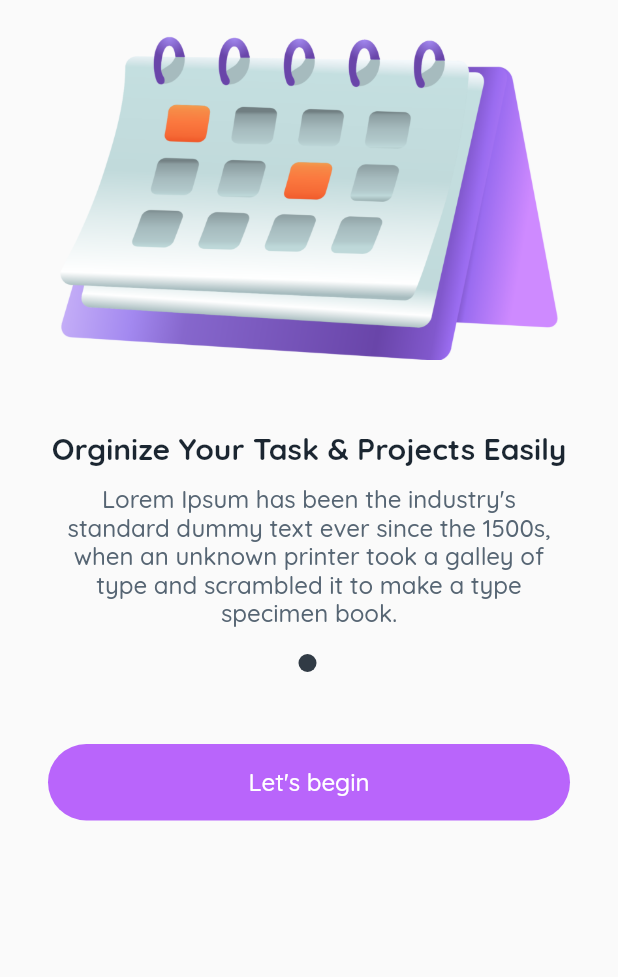
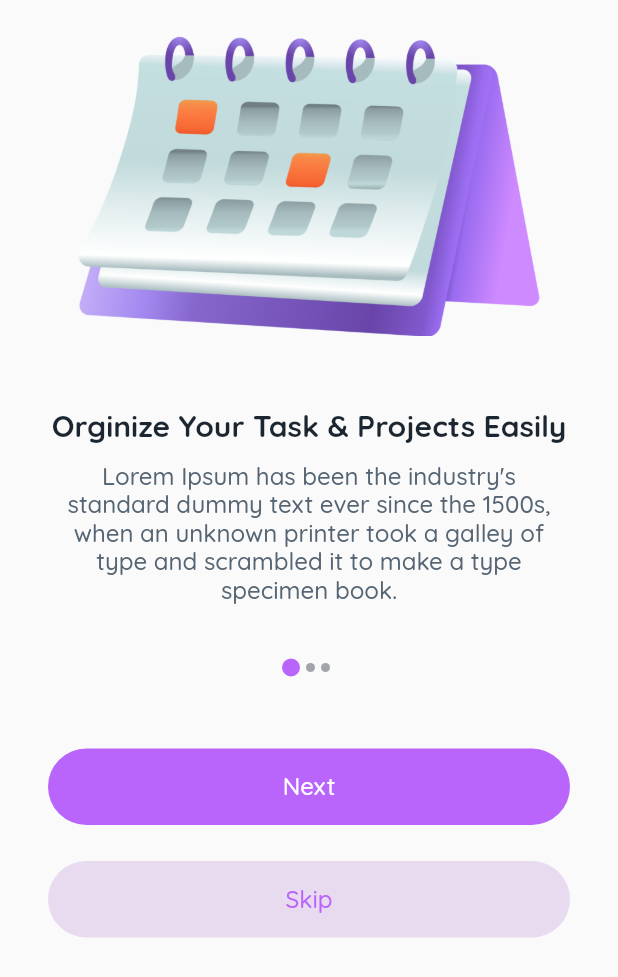
Before and after one commit to binhphancreator/sunday, a Flutter app: the screen it shows after launch, on a phone screen of 412 x 824 dp. Shown: the top 977 px of the screen. Run offline on Flutter 3.47's test engine with Material 2 defaults, Android fonts, the light colour scheme and no system bars; drawn by our look-alikes of carousel_slider; our stand-ins replace flutter_svg, shared_preferences; missing offline and left inert: shared_preferences_web.

Commit message:
refactor intro page

```diff
--- a/lib/config/themes/app_colors.dart
+++ b/lib/config/themes/app_colors.dart
@@ -9,6 +9,7 @@ class AppColors {
   static const menuBgColor = Color(0xFFFFFFFF);
   static const bgColor = Color(0xFFF5F4F6);
   static const primaryColor = Color(0xFFb965fb);
+  static const lightPrimaryColor = Color(0xFFE8DAEF);
   static const secondaryColor = Color(0xFF69e42e);
   static const menuInactiveColor = Color(0xFF424949);
   static const primaryBoxShadowColor = Color.fromARGB(30, 17, 12, 46);
--- a/lib/config/themes/app_text_styles.dart
+++ b/lib/config/themes/app_text_styles.dart
@@ -31,4 +31,12 @@ class AppTextStyles {
     fontFamily: 'Quicksand',
     height: 1.2,
   );
+
+  static const mainNormalTextBtn = TextStyle(
+    fontSize: 16,
+    fontWeight: FontWeight.w500,
+    color: AppColors.primaryColor,
+    fontFamily: 'Quicksand',
+    height: 1.2,
+  );
 }
--- a/lib/l10n/intl_en.arb
+++ b/lib/l10n/intl_en.arb
@@ -2,5 +2,6 @@
     "intro_slide_1": "Orginize Your Task & Projects Easily",
     "bl_intro_slide_1": "Lorem Ipsum has been the industry's standard dummy text ever since the 1500s, when an unknown printer took a galley of type and scrambled it to make a type specimen book.",
     "next" : "Next",
-    "let_begin": "Let's begin"
+    "let_begin": "Let's begin",
+    "skip": "Skip"
 }
--- a/lib/pages/intro_page.dart
+++ b/lib/pages/intro_page.dart
@@ -1,8 +1,6 @@
-import 'package:carousel_slider/carousel_slider.dart';
 import 'package:flutter/material.dart';
 import 'package:sunday/config/themes/app_text_styles.dart';
 import 'package:sunday/generated/l10n.dart';
-import 'package:sunday/widgets/intro_carosel_widget.dart';
 import 'package:sunday/routes/routes.dart';
 import 'package:shared_preferences/shared_preferences.dart';
 import 'package:sunday/config/constants/app_prefs.dart';
@@ -18,21 +16,96 @@ class IntroPage extends StatefulWidget {
 }
 
 class _IntroPageState extends State<IntroPage> {
-  CarouselController controller = CarouselController();
+  final int _indexCurrent = 0;
+  final int _lengthIntro = 3;
 
   @override
   Widget build(BuildContext context) {
+    var listIndicator = List<int>.generate(_lengthIntro, (i) => i + 1);
+
     return Scaffold(
       body: SafeArea(
+        child: SingleChildScrollView(
+          scrollDirection: Axis.vertical,
           child: Column(
             crossAxisAlignment: CrossAxisAlignment.center,
             children: [
               SizedBox(
                 height: 24,
               ),
-            IntroCaroselWidget(),
+              Padding(
+                padding: const EdgeInsets.only(left: 32.0, right: 32.0),
+                child: Column(crossAxisAlignment: CrossAxisAlignment.center, children: [
+                  Image.asset(
+                    'assets/images/desk-calendar.png',
+                    height: 200,
+                    fit: BoxFit.contain,
+                    alignment: Alignment.center,
+                  ),
                   SizedBox(
                     height: 48,
+                  ),
+                  Text(
+                    S.of(context).intro_slide_1,
+                    style: AppTextStyles.bigIntro,
+                    textAlign: TextAlign.center,
+                  ),
+                  SizedBox(
+                    height: 12,
+                  ),
+                  Text(
+                    S.of(context).bl_intro_slide_1,
+                    style: AppTextStyles.bigIntro2,
+                    textAlign: TextAlign.center,
+                  ),
+                ]),
+              ),
+              SizedBox(
+                height: 36,
+              ),
+              Padding(
+                padding: EdgeInsets.only(left: 32.0, right: 32),
+                child: Row(
+                  mainAxisAlignment: MainAxisAlignment.center,
+                  children: [
+                    Row(
+                      mainAxisAlignment: MainAxisAlignment.start,
+                      children: listIndicator.asMap().entries.map((entry) {
+                        return GestureDetector(
+                          onTap: () {},
+                          child: Container(
+                            width: _indexCurrent == entry.key ? 12 : 6,
+                            height: _indexCurrent == entry.key ? 12 : 6,
+                            margin: EdgeInsets.only(right: 4),
+                            decoration: BoxDecoration(shape: BoxShape.circle, color: _indexCurrent == entry.key ? AppColors.primaryColor : AppColors.primaryBtnColor.withOpacity(.4)),
+                          ),
+                        );
+                      }).toList(),
+                    ),
+                  ],
+                ),
+              ),
+              SizedBox(
+                height: 48,
+              ),
+              GestureDetector(
+                onTap: () {},
+                child: Container(
+                  decoration: BoxDecoration(
+                    borderRadius: BorderRadius.circular(32.0),
+                    color: AppColors.primaryColor,
+                  ),
+                  width: MediaQuery.of(context).size.width - 64,
+                  padding: const EdgeInsets.symmetric(horizontal: 12, vertical: 16),
+                  child: Text(
+                    S.of(context).next,
+                    style: AppTextStyles.primaryNormalTextBtn,
+                    textAlign: TextAlign.center,
+                  ),
+                ),
+              ),
+              SizedBox(
+                height: 24,
               ),
               GestureDetector(
                 onTap: () {
@@ -42,18 +115,19 @@ class _IntroPageState extends State<IntroPage> {
                 child: Container(
                   decoration: BoxDecoration(
                     borderRadius: BorderRadius.circular(32.0),
-                  color: AppColors.primaryColor,
+                    color: AppColors.lightPrimaryColor,
                   ),
                   width: MediaQuery.of(context).size.width - 64,
                   padding: const EdgeInsets.symmetric(horizontal: 12, vertical: 16),
                   child: Text(
-                  S.of(context).let_begin,
-                  style: AppTextStyles.primaryNormalTextBtn,
+                    S.of(context).skip,
+                    style: AppTextStyles.mainNormalTextBtn,
                     textAlign: TextAlign.center,
                   ),
                 ),
-            )
+              ),
             ],
+          ),
         ),
       ),
     );
--- a/lib/widgets/intro_carosel_widget.dart
+++ /dev/null
@@ -1,94 +0,0 @@
-import 'package:flutter/material.dart';
-import 'package:sunday/config/themes/app_colors.dart';
-import 'package:sunday/generated/l10n.dart';
-import 'package:carousel_slider/carousel_slider.dart';
-import '../config/themes/app_text_styles.dart';
-
-class IntroCaroselWidget extends StatefulWidget {
-  const IntroCaroselWidget({super.key});
-
-  @override
-  State<IntroCaroselWidget> createState() => _IntroCaroselWidgetState();
-}
-
-class _IntroCaroselWidgetState extends State<IntroCaroselWidget> {
-  int _indexCurrent = 0;
-  final CarouselController controller = CarouselController();
-
-  @override
-  Widget build(BuildContext context) {
-    final List<Widget> carouselItems = [
-      Padding(
-        padding: const EdgeInsets.only(left: 32.0, right: 32.0),
-        child: Column(crossAxisAlignment: CrossAxisAlignment.center, children: [
-          Image.asset(
-            'assets/images/desk-calendar.png',
-            width: MediaQuery.of(context).size.width - 80,
-            fit: BoxFit.contain,
-            alignment: Alignment.center,
-          ),
-          SizedBox(
-            height: 48,
-          ),
-          Text(
-            S.of(context).intro_slide_1,
-            style: AppTextStyles.bigIntro,
-            textAlign: TextAlign.center,
-          ),
-          SizedBox(
-            height: 12,
-          ),
-          Text(
-            S.of(context).bl_intro_slide_1,
-            style: AppTextStyles.bigIntro2,
-            textAlign: TextAlign.center,
-          ),
-        ]),
-      ),
-    ];
-
-    return Column(children: <Widget>[
-      CarouselSlider(
-        items: carouselItems,
-        carouselController: controller,
-        options: CarouselOptions(
-          autoPlay: true,
-          viewportFraction: 1.0,
-          aspectRatio: 1,
-          onPageChanged: (index, reason) => {
-            setState(
-              () {
-                _indexCurrent = index;
-              },
-            )
-          },
-        ),
-      ),
-      SizedBox(
-        height: 0,
-      ),
-      Padding(
-        padding: EdgeInsets.only(left: 32.0, right: 32),
-        child: Row(
-          mainAxisAlignment: MainAxisAlignment.center,
-          children: [
-            Row(
-              mainAxisAlignment: MainAxisAlignment.start,
-              children: carouselItems.asMap().entries.map((entry) {
-                return GestureDetector(
-                  onTap: () => controller.animateToPage(entry.key),
-                  child: Container(
-                    width: _indexCurrent == entry.key ? 12 : 6,
-                    height: _indexCurrent == entry.key ? 12 : 6,
-                    margin: EdgeInsets.only(right: 2),
-                    decoration: BoxDecoration(shape: BoxShape.circle, color: AppColors.primaryBtnColor.withOpacity(_indexCurrent == entry.key ? 0.9 : 0.4)),
-                  ),
-                );
-              }).toList(),
-            ),
-          ],
-        ),
-      ),
-    ]);
-  }
-}
```
Also changed, not shown: lib/generated/intl/messages_en.dart, lib/generated/l10n.dart. Lines whose indentation alone changed are shown as unchanged.
